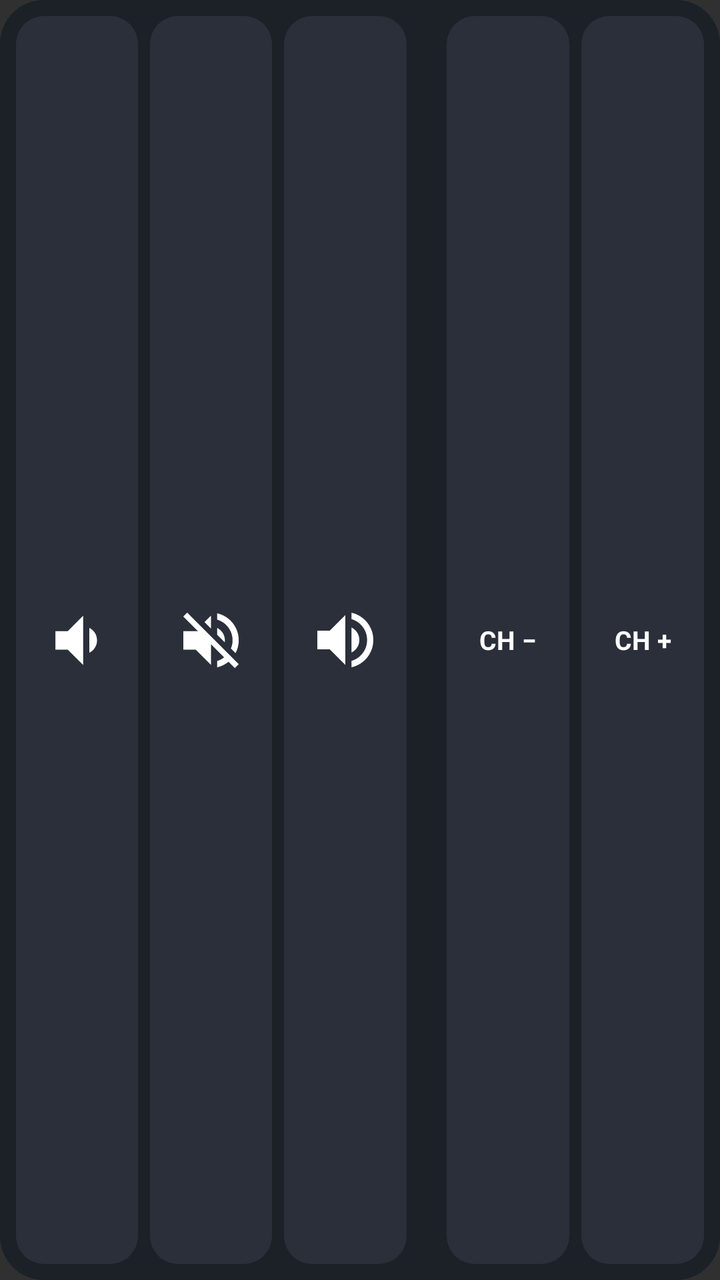
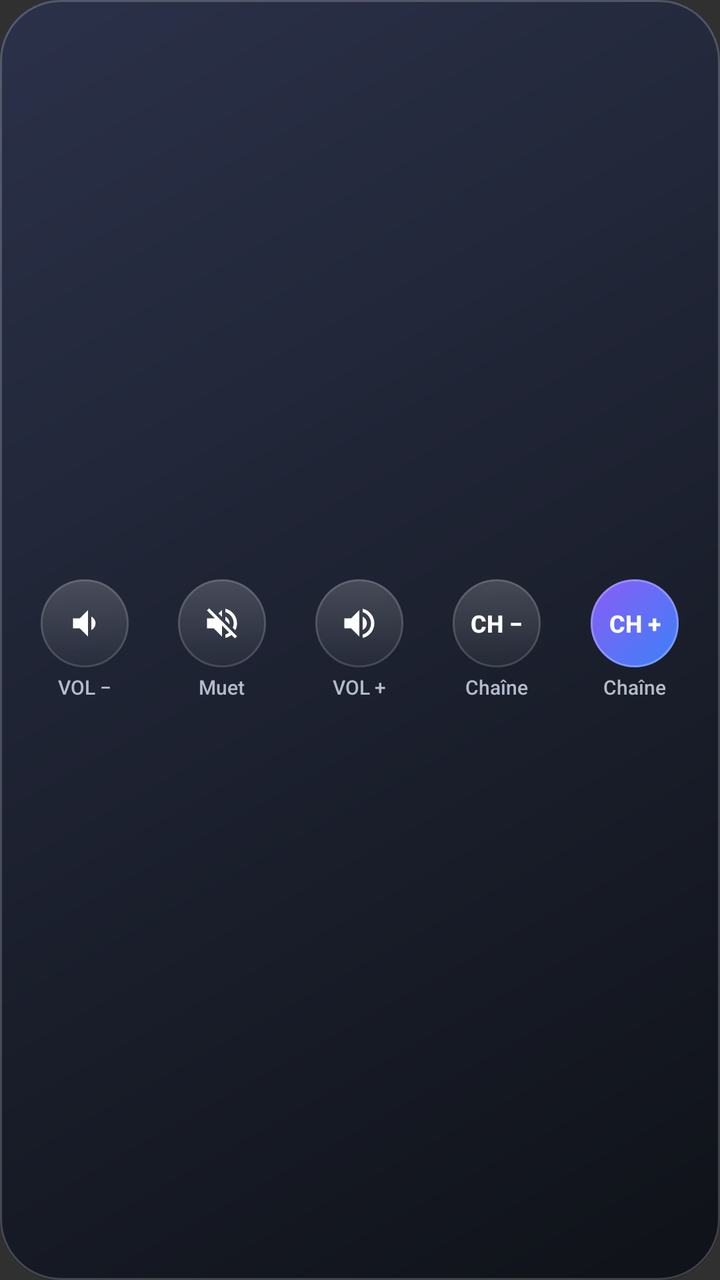

An Android layout rendered at two revisions. The XML below is the earlier revision; the diff shows what the commit changed to produce the second picture.
<!-- AndroidManifest.xml: application theme android:Theme.Material.NoActionBar -->
<!-- res/layout/widget_mini.xml -->
<?xml version="1.0" encoding="utf-8"?>
<LinearLayout xmlns:android="http://schemas.android.com/apk/res/android"
    android:layout_width="match_parent"
    android:layout_height="match_parent"
    android:background="@drawable/widget_bg"
    android:gravity="center"
    android:orientation="horizontal"
    android:padding="8dp">

    <ImageView
        android:id="@+id/mini_vol_down"
        android:layout_width="0dp"
        android:layout_height="match_parent"
        android:layout_marginEnd="3dp"
        android:layout_weight="1"
        android:background="@drawable/btn_idle"
        android:contentDescription="@string/mini_vol_down"
        android:padding="12dp"
        android:scaleType="fitCenter"
        android:src="@drawable/ic_vol_down" />

    <ImageView
        android:id="@+id/mini_mute"
        android:layout_width="0dp"
        android:layout_height="match_parent"
        android:layout_marginStart="3dp"
        android:layout_marginEnd="3dp"
        android:layout_weight="1"
        android:background="@drawable/btn_idle"
        android:contentDescription="@string/mini_mute"
        android:padding="12dp"
        android:scaleType="fitCenter"
        android:src="@drawable/ic_mute" />

    <ImageView
        android:id="@+id/mini_vol_up"
        android:layout_width="0dp"
        android:layout_height="match_parent"
        android:layout_marginStart="3dp"
        android:layout_marginEnd="10dp"
        android:layout_weight="1"
        android:background="@drawable/btn_idle"
        android:contentDescription="@string/mini_vol_up"
        android:padding="12dp"
        android:scaleType="fitCenter"
        android:src="@drawable/ic_vol_up" />

    <TextView
        android:id="@+id/mini_ch_down"
        android:layout_width="0dp"
        android:layout_height="match_parent"
        android:layout_marginStart="10dp"
        android:layout_marginEnd="3dp"
        android:layout_weight="1"
        android:background="@drawable/btn_idle"
        android:gravity="center"
        android:text="@string/mini_ch_down"
        android:textColor="#FFFFFF"
        android:textSize="13sp"
        android:textStyle="bold" />

    <TextView
        android:id="@+id/mini_ch_up"
        android:layout_width="0dp"
        android:layout_height="match_parent"
        android:layout_marginStart="3dp"
        android:layout_weight="1"
        android:background="@drawable/btn_idle"
        android:gravity="center"
        android:text="@string/mini_ch_up"
        android:textColor="#FFFFFF"
        android:textSize="13sp"
        android:textStyle="bold" />
</LinearLayout>
<!-- resources referenced by this layout -->
<resources>
  <!-- drawable btn_idle (drawable) -->
  <?xml version="1.0" encoding="utf-8"?>
  <shape xmlns:android="http://schemas.android.com/apk/res/android"
      android:shape="rectangle">
      <solid android:color="#FF2A2F3A" />
      <corners android:radius="14dp" />
  </shape>
  <!-- drawable ic_mute (drawable) -->
  <?xml version="1.0" encoding="utf-8"?>
  <vector xmlns:android="http://schemas.android.com/apk/res/android"
      android:width="24dp"
      android:height="24dp"
      android:viewportWidth="24"
      android:viewportHeight="24">
      <path
          android:fillColor="#FFFFFFFF"
          android:pathData="M16.5,12c0,-1.77 -1.02,-3.29 -2.5,-4.03v2.21l2.45,2.45c0.03,-0.2 0.05,-0.41 0.05,-0.63z M19,12c0,0.94 -0.2,1.82 -0.54,2.64l1.51,1.51C20.63,14.91 21,13.5 21,12c0,-4.28 -2.99,-7.86 -7,-8.77v2.06c2.89,0.86 5,3.54 5,6.71z M4.27,3L3,4.27 7.73,9H3v6h4l5,5v-6.73l4.25,4.25c-0.67,0.52 -1.42,0.93 -2.25,1.18v2.06c1.38,-0.31 2.63,-0.95 3.69,-1.81L19.73,21 21,19.73l-9,-9L4.27,3z M12,4L9.91,6.09 12,8.18V4z" />
  </vector>
  <!-- drawable ic_vol_down (drawable) -->
  <?xml version="1.0" encoding="utf-8"?>
  <vector xmlns:android="http://schemas.android.com/apk/res/android"
      android:width="24dp"
      android:height="24dp"
      android:viewportWidth="24"
      android:viewportHeight="24">
      <path
          android:fillColor="#FFFFFFFF"
          android:pathData="M18.5,12c0,-1.77 -1.02,-3.29 -2.5,-4.03v8.05c1.48,-0.73 2.5,-2.25 2.5,-4.02z M5,9v6h4l5,5V4L9,9H5z" />
  </vector>
  <!-- drawable ic_vol_up (drawable) -->
  <?xml version="1.0" encoding="utf-8"?>
  <vector xmlns:android="http://schemas.android.com/apk/res/android"
      android:width="24dp"
      android:height="24dp"
      android:viewportWidth="24"
      android:viewportHeight="24">
      <path
          android:fillColor="#FFFFFFFF"
          android:pathData="M3,9v6h4l5,5V4L7,9H3z M16.5,12c0,-1.77 -1.02,-3.29 -2.5,-4.03v8.05c1.48,-0.73 2.5,-2.25 2.5,-4.02z M14,3.23v2.06c2.89,0.86 5,3.54 5,6.71s-2.11,5.85 -5,6.71v2.06c4.01,-0.91 7,-4.49 7,-8.77s-2.99,-7.86 -7,-8.77z" />
  </vector>
  <!-- drawable widget_bg (drawable) -->
  <?xml version="1.0" encoding="utf-8"?>
  <shape xmlns:android="http://schemas.android.com/apk/res/android"
      android:shape="rectangle">
      <solid android:color="#F01B1F27" />
      <corners android:radius="22dp" />
  </shape>
  <string name="mini_ch_down">CH −</string>
  <string name="mini_ch_up">CH +</string>
  <string name="mini_mute">Muet</string>
  <string name="mini_vol_down">Volume moins</string>
  <string name="mini_vol_up">Volume plus</string>
</resources>

<!-- the commit's change to res/layout/widget_mini.xml (unified diff, before → after) -->
@@ -2,73 +2,170 @@
 <LinearLayout xmlns:android="http://schemas.android.com/apk/res/android"
     android:layout_width="match_parent"
     android:layout_height="match_parent"
-    android:background="@drawable/widget_bg"
+    android:background="@drawable/dw_bg"
     android:gravity="center"
-    android:orientation="horizontal"
+    android:orientation="vertical"
     android:padding="8dp">
 
-    <ImageView
-        android:id="@+id/mini_vol_down"
-        android:layout_width="0dp"
-        android:layout_height="match_parent"
-        android:layout_marginEnd="3dp"
+    <LinearLayout
+        android:layout_width="match_parent"
+        android:layout_height="0dp"
         android:layout_weight="1"
-        android:background="@drawable/btn_idle"
-        android:contentDescription="@string/mini_vol_down"
-        android:padding="12dp"
-        android:scaleType="fitCenter"
-        android:src="@drawable/ic_vol_down" />
+        android:layout_marginTop="0dp"
+        android:gravity="center"
+        android:orientation="horizontal">
 
-    <ImageView
-        android:id="@+id/mini_mute"
-        android:layout_width="0dp"
-        android:layout_height="match_parent"
-        android:layout_marginStart="3dp"
-        android:layout_marginEnd="3dp"
-        android:layout_weight="1"
-        android:background="@drawable/btn_idle"
-        android:contentDescription="@string/mini_mute"
-        android:padding="12dp"
-        android:scaleType="fitCenter"
-        android:src="@drawable/ic_mute" />
+        <LinearLayout
+            android:layout_width="0dp"
+            android:layout_height="match_parent"
+            android:layout_weight="1"
+            android:gravity="center"
+            android:orientation="vertical">
+            <ImageView
+                android:id="@+id/mini_vol_down"
+                android:layout_width="44dp"
+                android:layout_height="44dp"
+                android:background="@drawable/dw_round_idle"
+                android:contentDescription="@null"
+                android:padding="12dp"
+                android:scaleType="fitCenter"
+                android:src="@drawable/ic_vol_down"
+                android:tint="#FFFFFFFF" />
+            <TextView
+                android:layout_width="wrap_content"
+                android:layout_height="wrap_content"
+                android:layout_marginTop="3dp"
+                android:ellipsize="end"
+                android:fontFamily="sans-serif-medium"
+                android:maxWidth="72dp"
+                android:singleLine="true"
+                android:text="VOL −"
+                android:textColor="#FFB4BCCB"
+                android:textSize="10sp" />
+        </LinearLayout>
 
-    <ImageView
-        android:id="@+id/mini_vol_up"
-        android:layout_width="0dp"
-        android:layout_height="match_parent"
-        android:layout_marginStart="3dp"
-        android:layout_marginEnd="10dp"
-        android:layout_weight="1"
-        android:background="@drawable/btn_idle"
-        android:contentDescription="@string/mini_vol_up"
-        android:padding="12dp"
-        android:scaleType="fitCenter"
-        android:src="@drawable/ic_vol_up" />
+        <LinearLayout
+            android:layout_width="0dp"
+            android:layout_height="match_parent"
+            android:layout_weight="1"
+            android:gravity="center"
+            android:orientation="vertical">
+            <ImageView
+                android:id="@+id/mini_mute"
+                android:layout_width="44dp"
+                android:layout_height="44dp"
+                android:background="@drawable/dw_round_idle"
+                android:contentDescription="@null"
+                android:padding="12dp"
+                android:scaleType="fitCenter"
+                android:src="@drawable/ic_mute"
+                android:tint="#FFFFFFFF" />
+            <TextView
+                android:layout_width="wrap_content"
+                android:layout_height="wrap_content"
+                android:layout_marginTop="3dp"
+                android:ellipsize="end"
+                android:fontFamily="sans-serif-medium"
+                android:maxWidth="72dp"
+                android:singleLine="true"
+                android:text="Muet"
+                android:textColor="#FFB4BCCB"
+                android:textSize="10sp" />
+        </LinearLayout>
 
-    <TextView
-        android:id="@+id/mini_ch_down"
-        android:layout_width="0dp"
-        android:layout_height="match_parent"
-        android:layout_marginStart="10dp"
-        android:layout_marginEnd="3dp"
-        android:layout_weight="1"
-        android:background="@drawable/btn_idle"
-        android:gravity="center"
-        android:text="@string/mini_ch_down"
-        android:textColor="#FFFFFF"
-        android:textSize="13sp"
-        android:textStyle="bold" />
+        <LinearLayout
+            android:layout_width="0dp"
+            android:layout_height="match_parent"
+            android:layout_weight="1"
+            android:gravity="center"
+            android:orientation="vertical">
+            <ImageView
+                android:id="@+id/mini_vol_up"
+                android:layout_width="44dp"
+                android:layout_height="44dp"
+                android:background="@drawable/dw_round_idle"
+                android:contentDescription="@null"
+                android:padding="12dp"
+                android:scaleType="fitCenter"
+                android:src="@drawable/ic_vol_up"
+                android:tint="#FFFFFFFF" />
+            <TextView
+                android:layout_width="wrap_content"
+                android:layout_height="wrap_content"
+                android:layout_marginTop="3dp"
+                android:ellipsize="end"
+                android:fontFamily="sans-serif-medium"
+                android:maxWidth="72dp"
+                android:singleLine="true"
+                android:text="VOL +"
+                android:textColor="#FFB4BCCB"
+                android:textSize="10sp" />
+        </LinearLayout>
 
-    <TextView
-        android:id="@+id/mini_ch_up"
-        android:layout_width="0dp"
-        android:layout_height="match_parent"
-        android:layout_marginStart="3dp"
-        android:layout_weight="1"
-        android:background="@drawable/btn_idle"
-        android:gravity="center"
-        android:text="@string/mini_ch_up"
-        android:textColor="#FFFFFF"
-        android:textSize="13sp"
-        android:textStyle="bold" />
+        <LinearLayout
+            android:layout_width="0dp"
+            android:layout_height="match_parent"
+            android:layout_weight="1"
+            android:gravity="center"
+            android:orientation="vertical">
+            <TextView
+                android:id="@+id/mini_ch_down"
+                android:layout_width="44dp"
+                android:layout_height="44dp"
+                android:background="@drawable/dw_round_idle"
+                android:contentDescription="@null"
+                android:fontFamily="sans-serif-medium"
+                android:gravity="center"
+                android:singleLine="true"
+                android:text="@string/mini_ch_down"
+                android:textColor="#FFFFFFFF"
+                android:textSize="12sp"
+                android:textStyle="bold" />
+            <TextView
+                android:layout_width="wrap_content"
+                android:layout_height="wrap_content"
+                android:layout_marginTop="3dp"
+                android:ellipsize="end"
+                android:fontFamily="sans-serif-medium"
+                android:maxWidth="72dp"
+                android:singleLine="true"
+                android:text="Chaîne"
+                android:textColor="#FFB4BCCB"
+                android:textSize="10sp" />
+        </LinearLayout>
+
+        <LinearLayout
+            android:layout_width="0dp"
+            android:layout_height="match_parent"
+            android:layout_weight="1"
+            android:gravity="center"
+            android:orientation="vertical">
+            <TextView
+                android:id="@+id/mini_ch_up"
+                android:layout_width="44dp"
+                android:layout_height="44dp"
+                android:background="@drawable/dw_round_remote"
+                android:contentDescription="@null"
+                android:fontFamily="sans-serif-medium"
+                android:gravity="center"
+                android:singleLine="true"
+                android:text="@string/mini_ch_up"
+                android:textColor="#FFFFFFFF"
+                android:textSize="12sp"
+                android:textStyle="bold" />
+            <TextView
+                android:layout_width="wrap_content"
+                android:layout_height="wrap_content"
+                android:layout_marginTop="3dp"
+                android:ellipsize="end"
+                android:fontFamily="sans-serif-medium"
+                android:maxWidth="72dp"
+                android:singleLine="true"
+                android:text="Chaîne"
+                android:textColor="#FFB4BCCB"
+                android:textSize="10sp" />
+        </LinearLayout>
+
+    </LinearLayout>
+
 </LinearLayout>
<!-- resource entries referenced after the edit -->
@@ -1,12 +1,57 @@
 <!-- resources referenced by this layout -->
 <resources>
-  <!-- drawable btn_idle (drawable) -->
+  <!-- drawable dw_bg (drawable) -->
   <?xml version="1.0" encoding="utf-8"?>
-  <shape xmlns:android="http://schemas.android.com/apk/res/android"
-      android:shape="rectangle">
-      <solid android:color="#FF2A2F3A" />
-      <corners android:radius="14dp" />
-  </shape>
+  <layer-list xmlns:android="http://schemas.android.com/apk/res/android">
+      <item>
+          <shape android:shape="rectangle">
+              <gradient android:angle="315" android:startColor="#FF2B3149" android:endColor="#FF0F1218" />
+              <corners android:radius="30dp" />
+          </shape>
+      </item>
+      <item>
+          <shape android:shape="rectangle">
+              <stroke android:width="1dp" android:color="#33FFFFFF" />
+              <corners android:radius="30dp" />
+          </shape>
+      </item>
+  </layer-list>
+  <!-- drawable dw_round_idle (drawable) -->
+  <?xml version="1.0" encoding="utf-8"?>
+  <ripple xmlns:android="http://schemas.android.com/apk/res/android" android:color="#40FFFFFF">
+      <item>
+          <layer-list>
+              <item>
+                  <shape android:shape="oval">
+                      <gradient android:angle="270" android:startColor="#2EFFFFFF" android:endColor="#0AFFFFFF" />
+                  </shape>
+              </item>
+              <item>
+                  <shape android:shape="oval">
+                      <stroke android:width="1dp" android:color="#24FFFFFF" />
+                  </shape>
+              </item>
+          </layer-list>
+      </item>
+  </ripple>
+  <!-- drawable dw_round_remote (drawable) -->
+  <?xml version="1.0" encoding="utf-8"?>
+  <ripple xmlns:android="http://schemas.android.com/apk/res/android" android:color="#55FFFFFF">
+      <item>
+          <layer-list>
+              <item>
+                  <shape android:shape="oval">
+                      <gradient android:angle="315" android:startColor="#FF8B5CF6" android:endColor="#FF3B82F6" />
+                  </shape>
+              </item>
+              <item>
+                  <shape android:shape="oval">
+                      <stroke android:width="1dp" android:color="#40FFFFFF" />
+                  </shape>
+              </item>
+          </layer-list>
+      </item>
+  </ripple>
   <!-- drawable ic_mute (drawable) -->
   <?xml version="1.0" encoding="utf-8"?>
   <vector xmlns:android="http://schemas.android.com/apk/res/android"
@@ -40,17 +85,7 @@
           android:fillColor="#FFFFFFFF"
           android:pathData="M3,9v6h4l5,5V4L7,9H3z M16.5,12c0,-1.77 -1.02,-3.29 -2.5,-4.03v8.05c1.48,-0.73 2.5,-2.25 2.5,-4.02z M14,3.23v2.06c2.89,0.86 5,3.54 5,6.71s-2.11,5.85 -5,6.71v2.06c4.01,-0.91 7,-4.49 7,-8.77s-2.99,-7.86 -7,-8.77z" />
   </vector>
-  <!-- drawable widget_bg (drawable) -->
-  <?xml version="1.0" encoding="utf-8"?>
-  <shape xmlns:android="http://schemas.android.com/apk/res/android"
-      android:shape="rectangle">
-      <solid android:color="#F01B1F27" />
-      <corners android:radius="22dp" />
-  </shape>
   <string name="mini_ch_down">CH −</string>
   <string name="mini_ch_up">CH +</string>
-  <string name="mini_mute">Muet</string>
-  <string name="mini_vol_down">Volume moins</string>
-  <string name="mini_vol_up">Volume plus</string>
 </resources>
 
